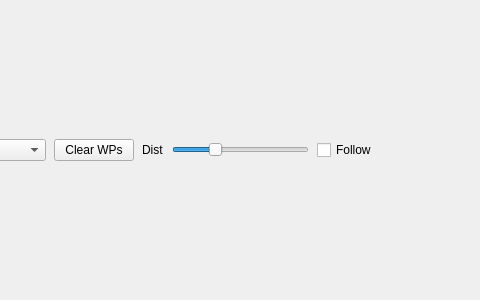
mavlink/qgroundcontrol, file src/ui/map3D/QGCGoogleEarthView.ui: the form before one commit; both pictures show x 264 to 744 and y 0 to 300 of the 828 by 300 pixel window.
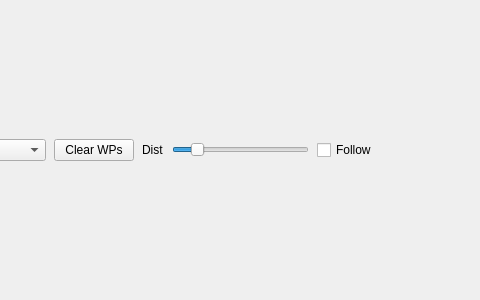
The form after the commit.

```diff
--- a/src/ui/map3D/QGCGoogleEarthView.ui
+++ b/src/ui/map3D/QGCGoogleEarthView.ui
@@ -83,10 +83,10 @@
       <string>Distance of the chase camera to the MAV</string>
      </property>
      <property name="minimum">
-      <number>30</number>
+      <number>100</number>
      </property>
      <property name="maximum">
-      <number>10000</number>
+      <number>20000</number>
      </property>
      <property name="value">
       <number>3000</number>
```
